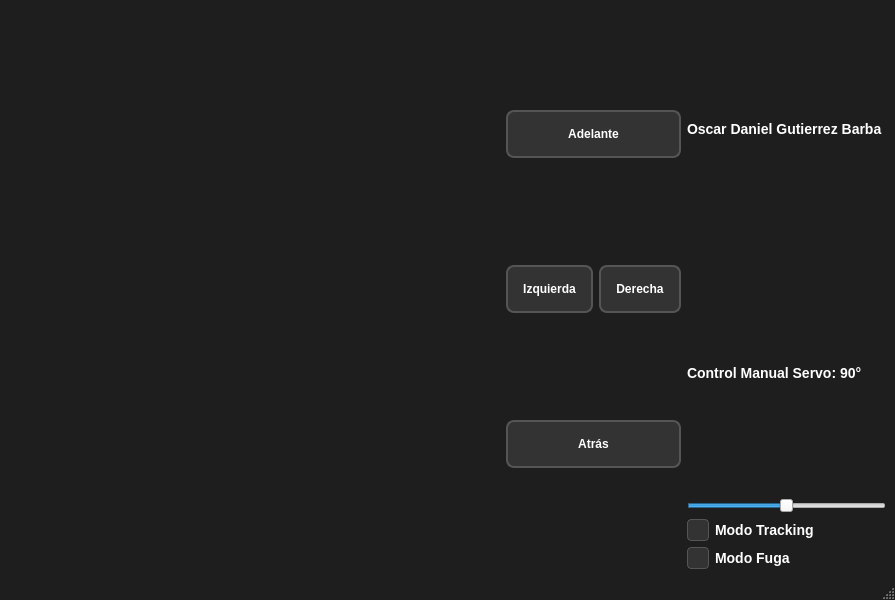
Gutierrez288/Practica3-Qt-Android, file mainwindow.ui: the form before one commit.
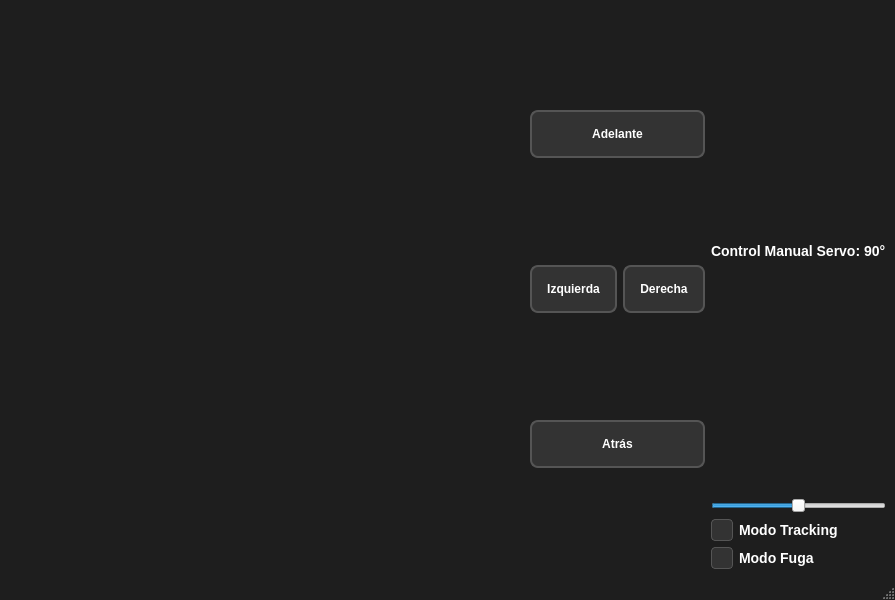
The form after the commit.

What changed in the file:
```diff
--- a/mainwindow.ui
+++ b/mainwindow.ui
@@ -100,16 +100,6 @@
     </item>
     <item>
      <layout class="QVBoxLayout" name="verticalLayout">
-      <item>
-       <widget class="QLabel" name="label">
-        <property name="lineWidth">
-         <number>1</number>
-        </property>
-        <property name="text">
-         <string>Oscar Daniel Gutierrez Barba </string>
-        </property>
-       </widget>
-      </item>
       <item>
        <widget class="QLabel" name="lblServo">
         <property name="text">
```
